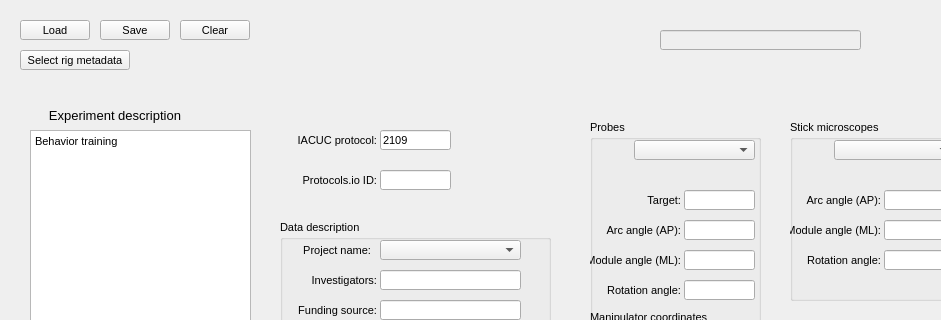
AllenNeuralDynamics/dynamic-foraging-task, file src/foraging_gui/MetaData.ui: the form before one commit; both pictures show x 0 to 941 and y 0 to 320 of the 1256 by 695 pixel window.
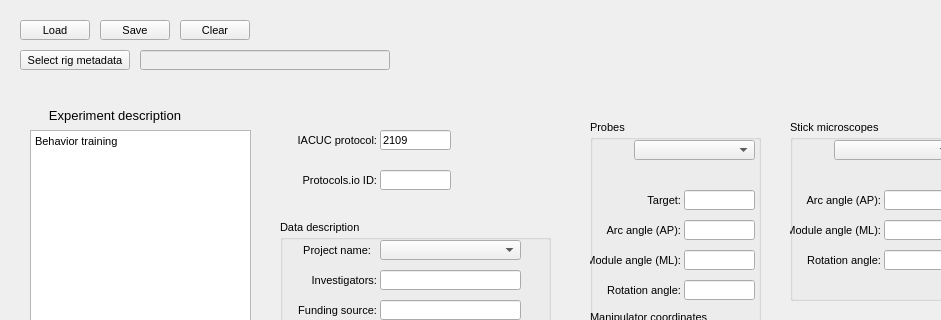
The form after the commit.

Commit message: moving rig file path over

The edit to the form file:
```diff
--- a/src/foraging_gui/MetaData.ui
+++ b/src/foraging_gui/MetaData.ui
@@ -234,9 +234,9 @@
    </property>
    <property name="geometry">
     <rect>
-     <x>660</x>
-     <y>30</y>
-     <width>201</width>
+     <x>140</x>
+     <y>50</y>
+     <width>250</width>
      <height>20</height>
     </rect>
    </property>
```
